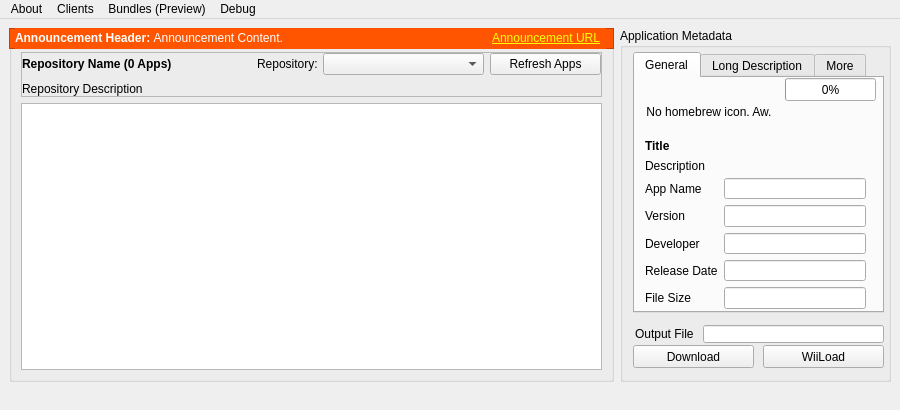
This is gui/united.ui in dhtdht020/osc-dl as Qt 5 draws it before an edit. The edited form follows.
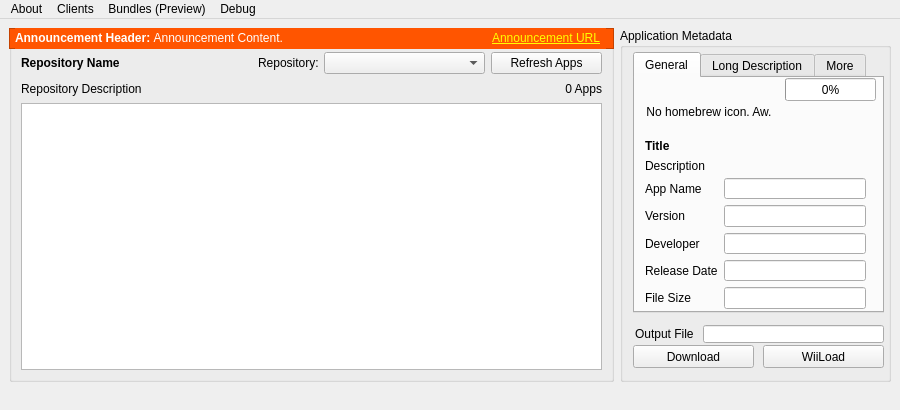
This is the edited form.

Commit message: Removed borders on Linux

Diff of the .ui file:
```diff
--- a/gui/united.ui
+++ b/gui/united.ui
@@ -63,10 +63,13 @@
              </size>
             </property>
             <property name="frameShape">
-             <enum>QFrame::StyledPanel</enum>
+             <enum>QFrame::NoFrame</enum>
             </property>
             <property name="frameShadow">
-             <enum>QFrame::Raised</enum>
+             <enum>QFrame::Plain</enum>
+            </property>
+            <property name="lineWidth">
+             <number>0</number>
             </property>
             <layout class="QVBoxLayout" name="verticalLayout_4">
              <property name="leftMargin">
@@ -115,7 +118,7 @@
                  <number>0</number>
                 </property>
                 <item>
-                 <widget class="QLabel" name="AppsAmountLabel">
+                 <widget class="QLabel" name="RepositoryNameLabel">
                   <property name="font">
                    <font>
                     <weight>75</weight>
@@ -126,7 +129,7 @@
                    <string notr="true"/>
                   </property>
                   <property name="text">
-                   <string>Repository Name (0 Apps)</string>
+                   <string>Repository Name</string>
                   </property>
                  </widget>
                 </item>
@@ -194,10 +197,56 @@
               </widget>
              </item>
              <item>
-              <widget class="QLabel" name="RepositoryDescLabel">
-               <property name="text">
-                <string>Repository Description</string>
+              <widget class="QFrame" name="LibraryTopFrameBottom">
+               <property name="frameShape">
+                <enum>QFrame::NoFrame</enum>
                </property>
+               <property name="frameShadow">
+                <enum>QFrame::Plain</enum>
+               </property>
+               <property name="lineWidth">
+                <number>0</number>
+               </property>
+               <layout class="QHBoxLayout" name="horizontalLayout">
+                <property name="leftMargin">
+                 <number>0</number>
+                </property>
+                <property name="topMargin">
+                 <number>0</number>
+                </property>
+                <property name="rightMargin">
+                 <number>0</number>
+                </property>
+                <property name="bottomMargin">
+                 <number>0</number>
+                </property>
+                <item>
+                 <widget class="QLabel" name="RepositoryDescLabel">
+                  <property name="lineWidth">
+                   <number>0</number>
+                  </property>
+                  <property name="text">
+                   <string>Repository Description</string>
+                  </property>
+                 </widget>
+                </item>
+                <item>
+                 <widget class="QLabel" name="AppsAmountLabel">
+                  <property name="maximumSize">
+                   <size>
+                    <width>60</width>
+                    <height>16777215</height>
+                   </size>
+                  </property>
+                  <property name="text">
+                   <string>0 Apps</string>
+                  </property>
+                  <property name="alignment">
+                   <set>Qt::AlignRight|Qt::AlignTrailing|Qt::AlignVCenter</set>
+                  </property>
+                 </widget>
+                </item>
+               </layout>
               </widget>
              </item>
             </layout>
```
The commit also changes 2 other files.
